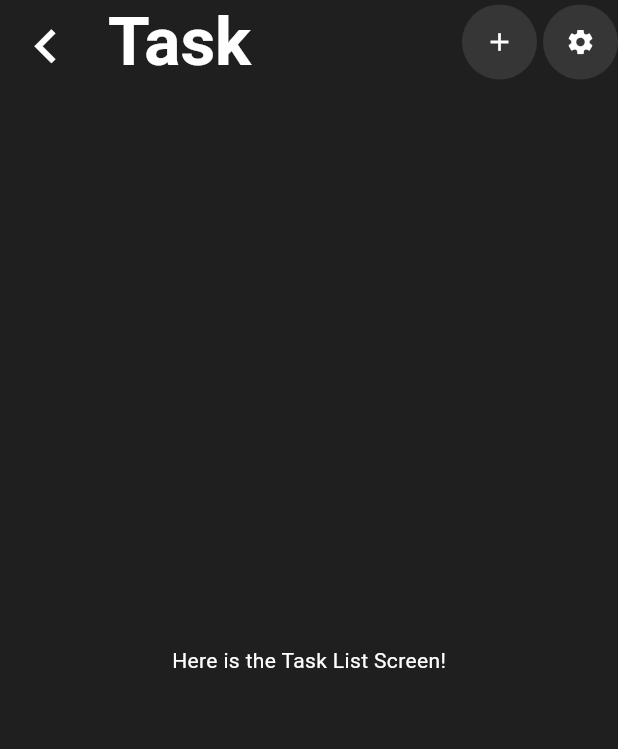
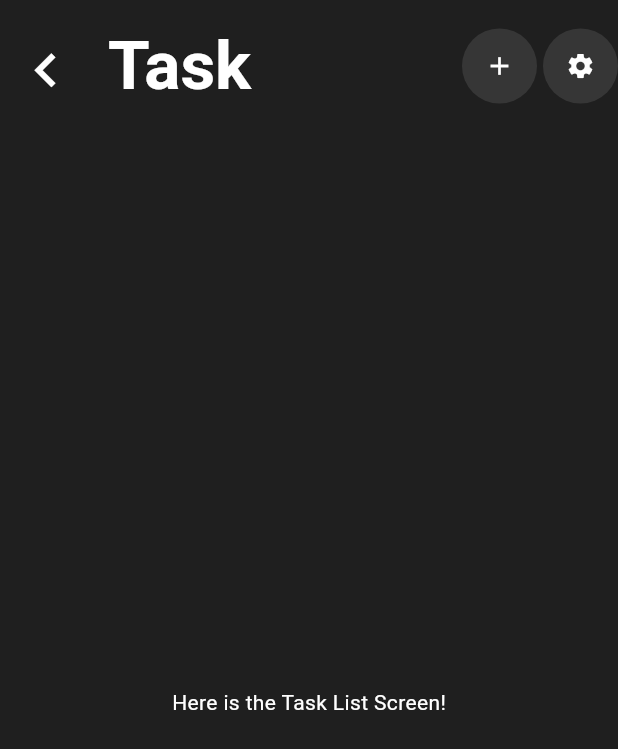
Before and after one commit to davidmottet/taskflow, a Flutter app: the TaskListScreen screen opened by its route, on a phone screen of 412 x 824 dp. Shown: the top 749 px of the screen. Run offline on Flutter 3.47's test engine with Material 3 defaults, Android fonts, the phone set to English and light mode, and no system bars; generated files the repository leaves out were written again.

Commit message:
Refactor SubPageAppBar for improved layout and functionality
- Updated the SubPageAppBar to increase its preferred size and enhance the layout by wrapping it in a Column widget.
- Added a margin above the AppBar and ensured the action buttons are functional, improving user interaction.
- These changes aim to provide a more visually appealing and user-friendly app bar experience.

```diff
--- a/lib/src/ui/sub_page_app_bar.dart
+++ b/lib/src/ui/sub_page_app_bar.dart
@@ -13,11 +13,16 @@ class SubPageAppBar extends StatelessWidget implements PreferredSizeWidget {
   });
 
   @override
-  Size get preferredSize => Size.fromHeight(kToolbarHeight);
+  Size get preferredSize => Size.fromHeight(kToolbarHeight * 2);
 
   @override
   Widget build(BuildContext context) {
-    return AppBar(
+    return Column(
+      mainAxisSize: MainAxisSize.min,
+      children: [
+        SizedBox(height: 16),
+        Flexible(
+          child: AppBar(
             leading: IconButton(
               icon: Icon(Icons.chevron_left, size: 45),
               onPressed: () {
@@ -32,14 +37,17 @@ class SubPageAppBar extends StatelessWidget implements PreferredSizeWidget {
             actions: [
               HapticIconButton(
                 icon: const Icon(Icons.add, color: Colors.white, size: 20.0),
-          onPressed: () {
-          },
+                onPressed: onPlusIconPressed,
               ),
               const SizedBox(width: 4),
               HapticIconButton(
                 icon: const Icon(Icons.settings, color: Colors.white, size: 20.0),
                 onPressed: () {
+                  // Action pour le bouton paramètres
                 },
+              ),
+            ],
+          ),
         ),
       ],
     );
```
Lines whose indentation alone changed are shown as unchanged.
